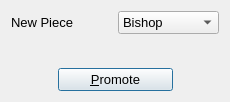
Old version of the form promotionDialog.ui in the repository textbrowser/qtchess.
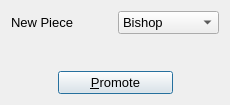
New version of the form. Icons and pictures are not drawn.

```diff
--- a/promotionDialog.ui
+++ b/promotionDialog.ui
@@ -7,7 +7,7 @@
     <x>0</x>
     <y>0</y>
     <width>230</width>
-    <height>102</height>
+    <height>105</height>
    </rect>
   </property>
   <property name="minimumSize">
```
